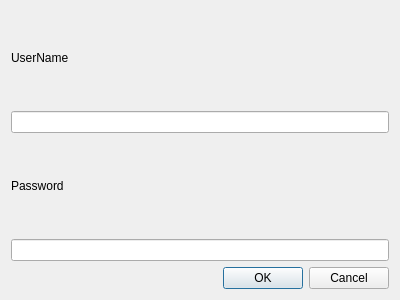
AmirHasanTaban/IUT-Messanger, file Project_AA/dialog_login.ui: the form before one commit.
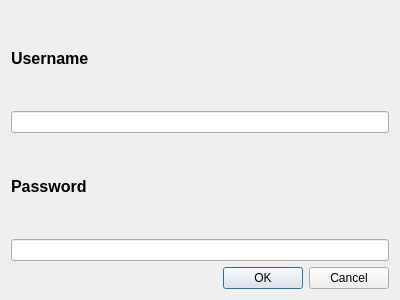
The form after the commit.

Diff of the .ui file:
```diff
--- a/Project_AA/dialog_login.ui
+++ b/Project_AA/dialog_login.ui
@@ -16,8 +16,14 @@
   <layout class="QVBoxLayout" name="verticalLayout">
    <item>
     <widget class="QLabel" name="label">
+     <property name="font">
+      <font>
+       <pointsize>12</pointsize>
+       <bold>true</bold>
+      </font>
+     </property>
      <property name="text">
-      <string>UserName</string>
+      <string>Username</string>
      </property>
     </widget>
    </item>
@@ -26,6 +32,12 @@
    </item>
    <item>
     <widget class="QLabel" name="label_2">
+     <property name="font">
+      <font>
+       <pointsize>12</pointsize>
+       <bold>true</bold>
+      </font>
+     </property>
      <property name="text">
       <string>Password</string>
      </property>
```
